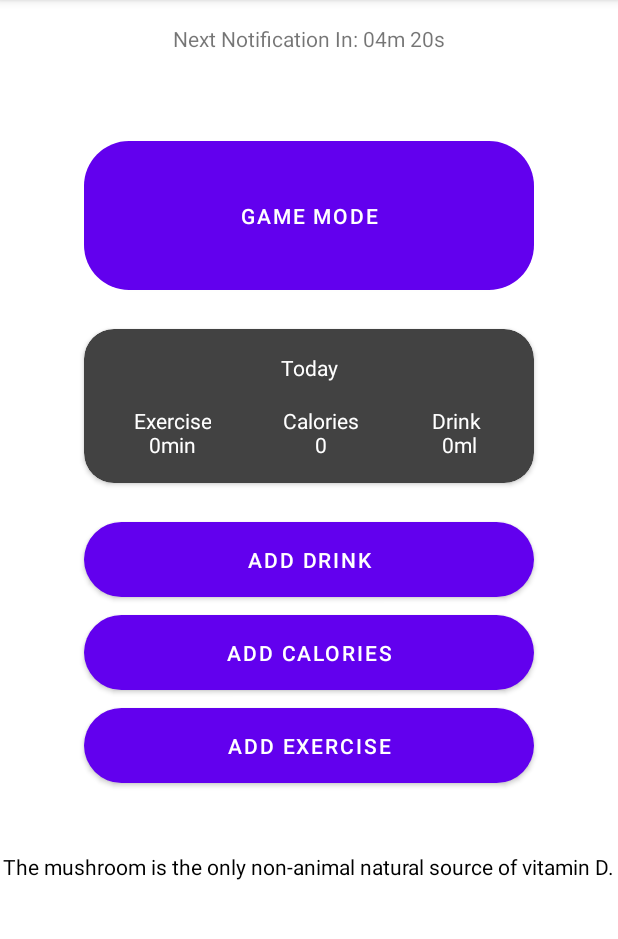
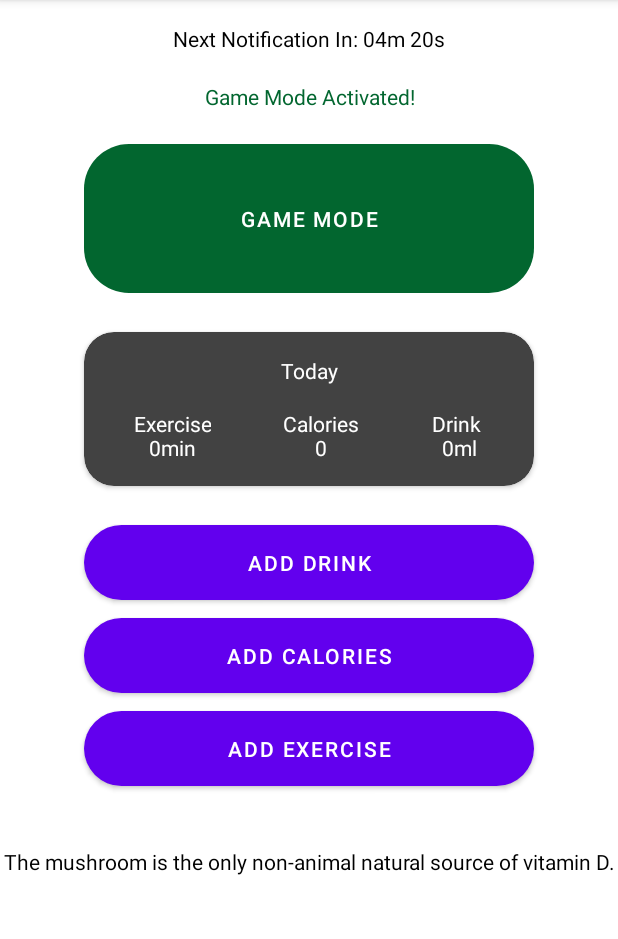
Before and after one commit to silsanteri/GamerReminder, an Android app: the screen it shows after launch (MainActivity), after a tap on "GAME MODE", on a phone screen of 412 x 824 dp, the part 84-1023 px from its top. Run offline under Robolectric (Android 15) with nearby library versions, the phone set to English and light mode, and no system bars.

Commit message:
Edited Game Mode button functionality. Added and Edited textViews to work with Game Mode. Fixed motivational text padding. Edited translations and colors.

```diff
--- a/app/src/main/java/com/example/gr/MainActivity.java
+++ b/app/src/main/java/com/example/gr/MainActivity.java
@@ -9,6 +9,7 @@ import android.app.AlarmManager;
 import android.app.PendingIntent;
 import android.content.DialogInterface;
 import android.content.Intent;
+import android.graphics.Color;
 import android.os.Bundle;
 import android.util.Log;
 import android.view.Menu;
@@ -43,16 +44,20 @@ public class MainActivity extends AppCompatActivity implements DialogHandler {
     public static final int REQUEST_CODE_SETTINGS = 420;
     private static final int REQUEST_CODE_HISTORY = 4020;
     private static final String TAG = "MainActivity.class";
+    boolean gamemodeActive;
 
     private Button btn_exercise;
     private Button btn_calories;
     private Button btn_drink;
+    private Button btn_game_mode;
 
     private TextView txt_total_cal;
     private TextView txt_total_water;
     private TextView txt_total_exer;
+    private TextView txt_game_mode_activated;
+    private TextView txt_notification_next;
+    private TextView txt_game_mode_disabled;
 
-    //TODO ADJUST MOTIVATIONAL TEXT SIZE TO FIT MORE LONGER SENTENCES
     private MotivationalTextGenerator textGenerator;
     private UserData mUserData;
 
@@ -66,6 +71,7 @@ public class MainActivity extends AppCompatActivity implements DialogHandler {
 
         mUserData = new UserData(this);
         setUpViews();
+        gamemodeActive = false; //TODO GET FROM SHAREDPREFS
     }
 
     @Override
@@ -85,10 +91,16 @@ public class MainActivity extends AppCompatActivity implements DialogHandler {
         // set motivational text
         ((TextView) findViewById(R.id.txt_motivational)).setText(textGenerator.getRandomText());
 
+        // set game mode texts
+        txt_game_mode_activated = findViewById(R.id.txt_game_mode_activated);
+        txt_game_mode_disabled = findViewById(R.id.txt_game_mode_disabled);
+        txt_notification_next = findViewById(R.id.txt_notification_next);
+
         // set up buttons
         btn_exercise = findViewById(R.id.btn_add_exercise);
         btn_drink = findViewById(R.id.btn_add_water);
         btn_calories = findViewById(R.id.btn_add_calories);
+        btn_game_mode = findViewById(R.id.btn_game_mode);
 
         // add listener
         View.OnClickListener addListener = new AddListener(this);
@@ -225,8 +237,21 @@ public class MainActivity extends AppCompatActivity implements DialogHandler {
      * Activate game mode.
      */
     public void activateGameMode(View view) {
-        //TODO MAKE PERIODIC NOTIFICATIONS
-        NotificationUtils.sendNotification(this, view, getResources().getString(R.string.app_name), getResources().getString(R.string.notification_content));
+        if (this.gamemodeActive) {
+            btn_game_mode.setBackgroundColor(getResources().getColor(R.color.colorPrimary));
+            txt_game_mode_activated.setVisibility(View.INVISIBLE);
+            txt_notification_next.setVisibility(View.INVISIBLE);
+            txt_game_mode_disabled.setVisibility(View.VISIBLE);
+            this.gamemodeActive = false;
+        } else {
+            btn_game_mode.setBackgroundColor(getResources().getColor(R.color.colorActivated));
+            txt_game_mode_activated.setVisibility(View.VISIBLE);
+            txt_notification_next.setVisibility(View.VISIBLE);
+            txt_game_mode_disabled.setVisibility(View.INVISIBLE);
+            //TODO MAKE PERIODIC NOTIFICATIONS
+            NotificationUtils.sendNotification(this, view, getResources().getString(R.string.app_name), getResources().getString(R.string.notification_content));
+            this.gamemodeActive = true;
+        }
     }
 
     @Override
--- a/app/src/main/res/layout/activity_main.xml
+++ b/app/src/main/res/layout/activity_main.xml
@@ -127,12 +127,15 @@
             android:id="@+id/txt_motivational"
             android:layout_width="wrap_content"
             android:layout_height="wrap_content"
-            android:layout_marginTop="40dp"
+            android:layout_marginStart="32dp"
+            android:layout_marginEnd="32dp"
+            android:layout_marginBottom="16dp"
             android:text=""
+            android:textAlignment="center"
             android:textColor="@color/black"
+            app:layout_constraintBottom_toBottomOf="parent"
             app:layout_constraintEnd_toEndOf="parent"
-            app:layout_constraintStart_toStartOf="parent"
-            app:layout_constraintTop_toBottomOf="@id/btn_add_exercise" />
+            app:layout_constraintStart_toStartOf="parent" />
 
         <TextView
             android:id="@+id/txt_notification_next"
@@ -142,9 +145,39 @@
             android:layout_marginTop="16dp"
             android:layout_marginEnd="16dp"
             android:text="@string/notification_next"
+            android:textColor="@color/black"
+            android:textAlignment="center"
+            android:visibility="invisible"
             app:layout_constraintEnd_toEndOf="parent"
             app:layout_constraintStart_toStartOf="parent"
             app:layout_constraintTop_toTopOf="parent" />
 
+        <TextView
+            android:id="@+id/txt_game_mode_activated"
+            android:layout_width="wrap_content"
+            android:layout_height="wrap_content"
+            android:layout_marginBottom="16dp"
+            android:text="@string/game_mode_activated"
+            android:textAlignment="center"
+            android:visibility="invisible"
+            android:textColor="@color/colorActivated"
+            app:layout_constraintBottom_toTopOf="@+id/btn_game_mode"
+            app:layout_constraintEnd_toEndOf="parent"
+            app:layout_constraintStart_toStartOf="parent" />
+
+        <TextView
+            android:id="@+id/txt_game_mode_disabled"
+            android:layout_width="wrap_content"
+            android:layout_height="wrap_content"
+            android:layout_marginStart="176dp"
+            android:layout_marginEnd="176dp"
+            android:text="@string/game_mode_disabled"
+            android:textColor="@color/black"
+            android:textAlignment="center"
+            app:layout_constraintBottom_toTopOf="@+id/txt_game_mode_activated"
+            app:layout_constraintEnd_toEndOf="parent"
+            app:layout_constraintStart_toStartOf="parent"
+            app:layout_constraintTop_toBottomOf="@+id/txt_notification_next" />
+
     </androidx.constraintlayout.widget.ConstraintLayout>
 </ScrollView>
--- a/app/src/main/res/values/array_motivational.xml
+++ b/app/src/main/res/values/array_motivational.xml
@@ -1,6 +1,5 @@
 <?xml version="1.0" encoding="utf-8"?>
 <resources>
-    <!-- TODO: ADD MORE AND TRANSLATE MOTIVATIONAL PHRASES -->
     <string-array name="motivational">
         <item id="1">You can find the sources to these facts in the settings!</item>
         <item id="1">Water helps to maximize physical performance.</item>
--- a/app/src/main/res/values/colors.xml
+++ b/app/src/main/res/values/colors.xml
@@ -3,6 +3,7 @@
     <color name="colorPrimary">#6200EE</color>
     <color name="colorPrimaryDark">#3700B3</color>
     <color name="colorAccent">#03DAC5</color>
+    <color name="colorActivated">#02662F</color>
     <color name="white">#FFFFFF</color>
     <color name="black">#000000</color>
 </resources>
--- a/app/src/main/res/values/strings.xml
+++ b/app/src/main/res/values/strings.xml
@@ -33,4 +33,6 @@
     <string name="drink">Drink</string>
     <string name="exercise">Exercise</string>
     <string name="notification_content">Remember to move and drink something!</string>
+    <string name="game_mode_activated">Game Mode Activated!</string>
+    <string name="game_mode_disabled">Activate Game Mode to get notifications!</string>
 </resources>
```
Also changed, not shown: 9 other files.
